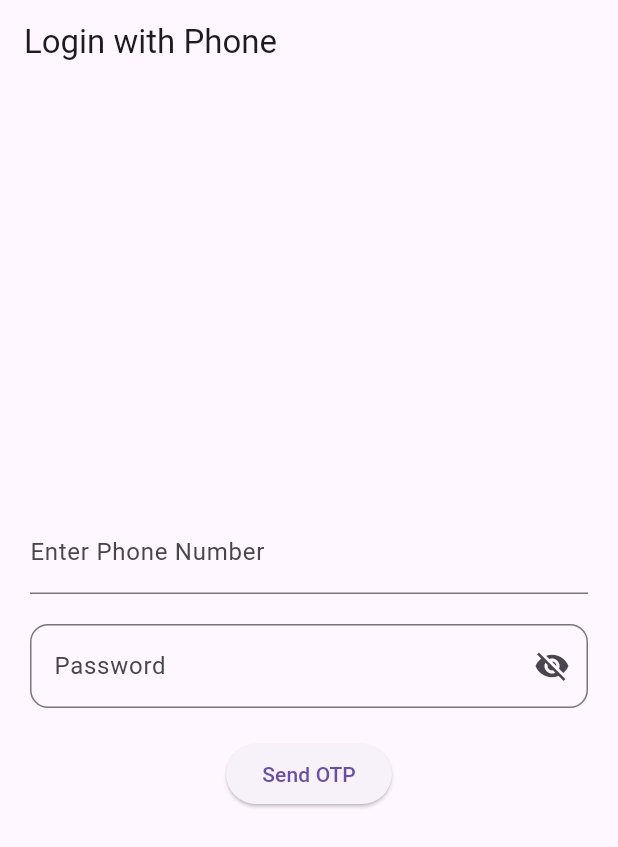
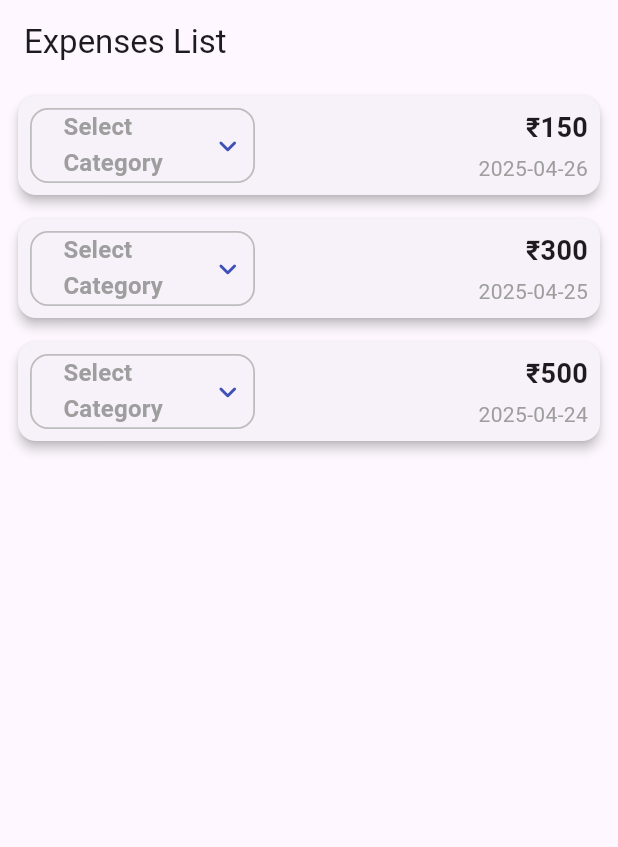
Before and after one commit to harshitiwari12/expense-tracker, a Flutter app: the screen it shows after launch, on a phone screen of 412 x 824 dp. Shown: the top 847 px of the screen. Run offline on Flutter 3.47's test engine with Material 3 defaults, Android fonts, the phone set to English and light mode, and no system bars; drawn by our look-alikes of dropdown_button2; our stand-ins replace firebase_auth, firebase_core, permission_handler, smooth_page_indicator; missing offline and left inert: another_telephony; accounts and stored records are empty.

Commit message:
all data

```diff
--- a/lib/main.dart
+++ b/lib/main.dart
@@ -1,26 +1,25 @@
 import 'package:flutter/material.dart';
 import 'package:firebase_core/firebase_core.dart';
-import 'package:new_minor/pages/SplashScreen.dart';
-import 'package:new_minor/pages/otp_login_page.dart';
-import 'package:new_minor/pages/registration_page.dart';
-import 'package:new_minor/read_sms.dart';
+import 'package:new_minor/pages/expanse_page.dart';
+
 void main() async {
   WidgetsFlutterBinding.ensureInitialized();
   await Firebase.initializeApp(
 
   );
-  runApp(const MyApp());
+  runApp( MyApp());
 }
 
 class MyApp extends StatelessWidget {
-  const MyApp({super.key});
   @override
   Widget build(BuildContext context) {
     return MaterialApp(
-        title: 'OTP Auth',
-        debugShowCheckedModeBanner: false,
-        theme: ThemeData(primarySwatch: Colors.blue),
-        home: OTPLoginPage()
+      builder: (context, child) {
+        return SafeArea(
+          child: child!,
+        );
+      },
+      home: ExpensePage()
     );
   }
 }
--- /dev/null
+++ b/lib/pages/expanse_page.dart
@@ -0,0 +1,88 @@
+import 'package:flutter/material.dart';
+import 'package:new_minor/widget/category_drop_down_button.dart';
+
+class ExpensePage extends StatefulWidget {
+  const ExpensePage({super.key});
+
+  @override
+  State<ExpensePage> createState() => _ExpensePageState();
+}
+
+class _ExpensePageState extends State<ExpensePage> {
+  // Dummy expense data
+  final List<Map<String, String>> dummyExpenses = [
+    {"amount": "₹150", "date": "2025-04-26"},
+    {"amount": "₹300", "date": "2025-04-25"},
+    {"amount": "₹500", "date": "2025-04-24"},
+  ];
+
+  // List to store selected category for each expense
+  List<String?> selectedCategories = [];
+
+  @override
+  void initState() {
+    super.initState();
+    // Initialize selectedCategories with null values
+    selectedCategories = List<String?>.filled(dummyExpenses.length, null);
+  }
+
+  @override
+  Widget build(BuildContext context) {
+    return Scaffold(
+      appBar: AppBar(title: const Text('Expenses List')),
+      body: ListView.builder(
+        itemCount: dummyExpenses.length,
+        itemBuilder: (context, index) {
+          final expense = dummyExpenses[index];
+          return Padding(
+            padding: const EdgeInsets.symmetric(horizontal: 8, vertical: 4),
+            child: Card(
+              elevation: 3,
+              shape: RoundedRectangleBorder(
+                borderRadius: BorderRadius.circular(12),
+              ),
+              child: Padding(
+                padding: const EdgeInsets.all(8.0),
+                child: Row(
+                  children: [
+                    // Dropdown on the left
+                    SizedBox(
+                      width: 150,
+                      child: CategoryDropDownButton(
+                        selectedBank: selectedCategories[index],
+                        onChanged: (String? newValue) {
+                          setState(() {
+                            selectedCategories[index] = newValue;
+                          });
+                        },
+                      ),
+                    ),
+                    const SizedBox(width: 20),
+                    // Expense details on the right
+                    Expanded(
+                      child: Column(
+                        crossAxisAlignment: CrossAxisAlignment.end,
+                        children: [
+                          Text(
+                            expense['amount']!,
+                            style: const TextStyle(
+                                fontSize: 18, fontWeight: FontWeight.bold),
+                          ),
+                          const SizedBox(height: 4),
+                          Text(
+                            expense['date']!,
+                            style: const TextStyle(color: Colors.grey),
+                          ),
+                        ],
+                      ),
+                    ),
+                  ],
+                ),
+              ),
+            ),
+          );
+        },
+      ),
+    );
+  }
+}
--- a/lib/pages/finance_home_page.dart
+++ b/lib/pages/finance_home_page.dart
@@ -37,7 +37,7 @@ class FinanceHomePage extends StatelessWidget {
                 ],
               ),
             ),
-            SizedBox(height: 30),
+            const SizedBox(height: 30),
             Padding(
               padding: EdgeInsets.symmetric(horizontal: 20),
               child: Row(
--- /dev/null
+++ b/lib/widget/category_drop_down_button.dart
@@ -0,0 +1,89 @@
+import 'package:dropdown_button2/dropdown_button2.dart';
+import 'package:flutter/material.dart';
+
+class CategoryDropDownButton extends StatelessWidget {
+  final String? selectedBank;
+  final ValueChanged<String?> onChanged;
+
+  const CategoryDropDownButton({
+    super.key,
+    required this.selectedBank,
+    required this.onChanged,
+  });
+
+  final List<String> items = const [
+    'Groceries',
+    'Domestic',
+    'Shopping',
+    'Bills',
+    'Food',
+    'Entertainment',
+    'Daily Expenses',
+    'Fueling',
+    'Educational',
+    'Others',
+  ];
+
+  @override
+  Widget build(BuildContext context) {
+    return DropdownButtonHideUnderline(
+      child: DropdownButton2<String>(
+        isExpanded: true,
+        hint: const Text(
+          'Select Category',
+          style: TextStyle(
+            fontSize: 16,
+            fontWeight: FontWeight.bold,
+            color: Colors.grey,
+          ),
+        ),
+        value: selectedBank,
+        onChanged: onChanged,
+        items: items
+            .map(
+              (item) => DropdownMenuItem<String>(
+            value: item,
+            child: Text(
+              item,
+              style: const TextStyle(fontSize: 16),
+            ),
+          ),
+        )
+            .toList(),
+        buttonStyleData: ButtonStyleData(
+          padding: const EdgeInsets.symmetric(horizontal: 5),
+          height: 50,
+          decoration: BoxDecoration(
+            borderRadius: BorderRadius.circular(12),
+            border: Border.all(color: Colors.grey.shade400, width: 1.2),
+          ),
+        ),
+        iconStyleData: const IconStyleData(
+          icon: Icon(
+            Icons.keyboard_arrow_down_rounded,
+            size: 24,
+            color: Colors.indigo,
+          ),
+        ),
+        dropdownStyleData: DropdownStyleData(
+          decoration: BoxDecoration(
+            borderRadius: BorderRadius.circular(12),
+            color: Colors.white,
+            boxShadow: [
+              BoxShadow(
+                color: Colors.black12,
+                blurRadius: 4,
+                offset: Offset(0, 2),
+              )
+            ],
+          ),
+          elevation: 3,
+        ),
+        menuItemStyleData: const MenuItemStyleData(
+          height: 40,
+          padding: EdgeInsets.symmetric(horizontal: 16),
+        ),
+      ),
+    );
+  }
+}
--- a/pubspec.yaml
+++ b/pubspec.yaml
@@ -53,6 +53,7 @@ dependencies:
   # Use with the CupertinoIcons class for iOS style icons.
   cupertino_icons: ^1.0.8
   http: ^1.3.0
+  intl: ^0.20.2
 
 dev_dependencies:
   flutter_test:
```
Also changed, not shown: lib/controllers/sms_service.dart (added, +25 -0 lines), lib/models/sms_data.dart (added, +19 -0 lines), lib/read_sms.dart (+53 -17 lines), pubspec.lock, 1 other file.
